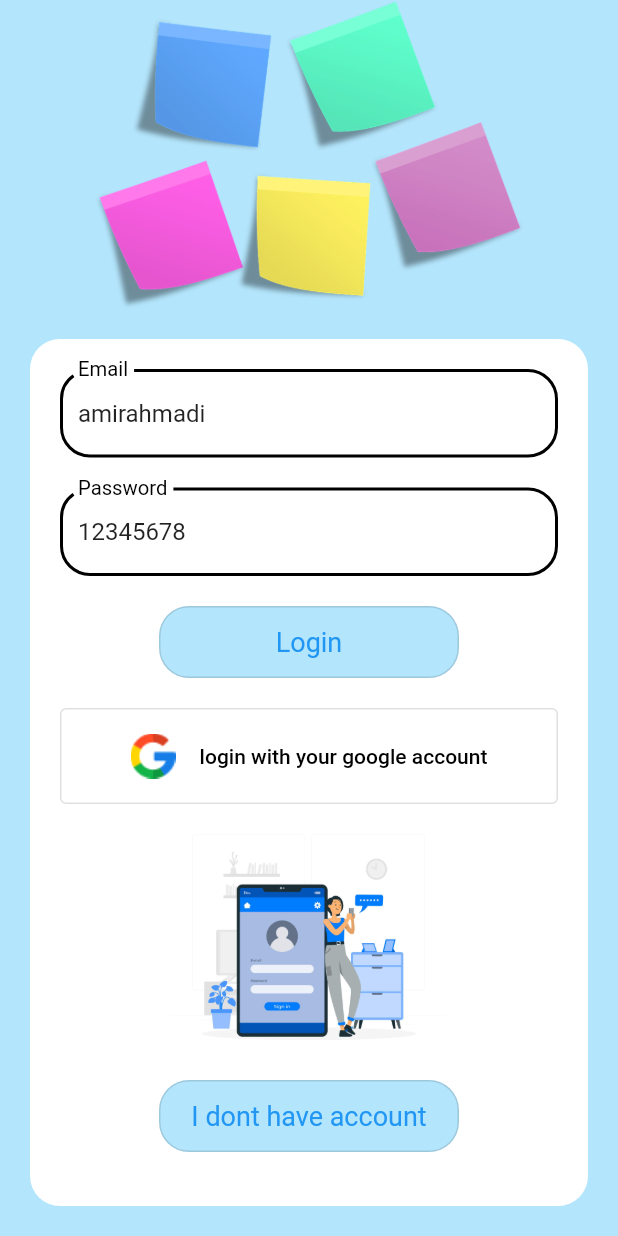
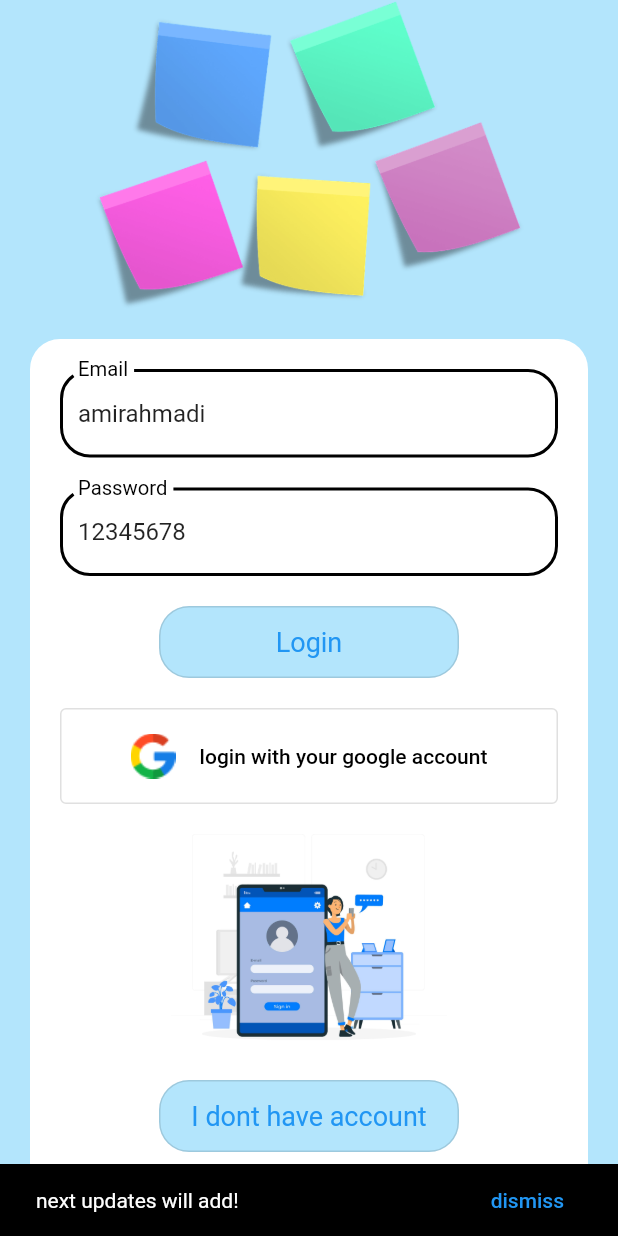
Before and after one commit to AmirmahdiNourkazemi/note-application-serverMode, a Flutter app: the screen it shows after launch, after a tap on "login with your google account", on a phone screen of 412 x 824 dp. Run offline on Flutter 3.47's test engine with Material 2 defaults, Android fonts, the phone set to English and light mode, and no system bars; Roboto replaces fonts that are missing (IS, sb, sm).

Commit message:
add snackbar for google login #3

```diff
--- a/lib/screen/login_screen.dart
+++ b/lib/screen/login_screen.dart
@@ -1,9 +1,15 @@
 import 'package:flutter/material.dart';
 
-class LoginScreen extends StatelessWidget {
+class LoginScreen extends StatefulWidget {
   LoginScreen({super.key});
 
+  @override
+  State<LoginScreen> createState() => _LoginScreenState();
+}
+
+class _LoginScreenState extends State<LoginScreen> {
   final _usernameTextController = TextEditingController(text: 'amirahmadi');
+
   final _passwordTextController = TextEditingController(text: '12345678');
 
   @override
@@ -13,7 +19,30 @@ class LoginScreen extends StatelessWidget {
       home: Scaffold(
         resizeToAvoidBottomInset: false,
         backgroundColor: Colors.lightBlue[100],
-        body: SafeArea(
+        body: getLogin(
+          usernameTextController: _usernameTextController,
+          passwordTextController: _passwordTextController,
+        ),
+      ),
+    );
+  }
+}
+
+class getLogin extends StatelessWidget {
+  const getLogin({
+    Key? key,
+    required TextEditingController usernameTextController,
+    required TextEditingController passwordTextController,
+  })  : _usernameTextController = usernameTextController,
+        _passwordTextController = passwordTextController,
+        super(key: key);
+
+  final TextEditingController _usernameTextController;
+  final TextEditingController _passwordTextController;
+
+  @override
+  Widget build(BuildContext context) {
+    return SafeArea(
       child: Column(
         children: [
           Expanded(
@@ -36,22 +65,18 @@ class LoginScreen extends StatelessWidget {
                     decoration: InputDecoration(
                       labelText: 'Email',
                       labelStyle: TextStyle(
-                              fontFamily: 'sm',
-                              fontSize: 18,
-                              color: Colors.black),
+                          fontFamily: 'sm', fontSize: 18, color: Colors.black),
                       enabledBorder: OutlineInputBorder(
                         borderRadius: BorderRadius.all(
                           Radius.circular(20),
                         ),
-                            borderSide:
-                                BorderSide(color: Colors.black, width: 2),
+                        borderSide: BorderSide(color: Colors.black, width: 2),
                       ),
                       focusedBorder: OutlineInputBorder(
                         borderRadius: BorderRadius.all(
                           Radius.circular(20),
                         ),
-                            borderSide:
-                                BorderSide(color: Colors.blue, width: 2),
+                        borderSide: BorderSide(color: Colors.blue, width: 2),
                       ),
                     ),
                   ),
@@ -63,22 +88,18 @@ class LoginScreen extends StatelessWidget {
                     decoration: InputDecoration(
                       labelText: 'Password',
                       labelStyle: TextStyle(
-                              fontFamily: 'sm',
-                              fontSize: 18,
-                              color: Colors.black),
+                          fontFamily: 'sm', fontSize: 18, color: Colors.black),
                       enabledBorder: OutlineInputBorder(
                         borderRadius: BorderRadius.all(
                           Radius.circular(20),
                         ),
-                            borderSide:
-                                BorderSide(color: Colors.black, width: 2),
+                        borderSide: BorderSide(color: Colors.black, width: 2),
                       ),
                       focusedBorder: OutlineInputBorder(
                         borderRadius: BorderRadius.all(
                           Radius.circular(20),
                         ),
-                            borderSide:
-                                BorderSide(color: Colors.blue, width: 2),
+                        borderSide: BorderSide(color: Colors.blue, width: 2),
                       ),
                     ),
                   ),
@@ -88,23 +109,35 @@ class LoginScreen extends StatelessWidget {
                   OutlinedButton(
                     style: ElevatedButton.styleFrom(
                       primary: Colors.lightBlue[100],
-                            textStyle:
-                                TextStyle(fontFamily: 'sb', fontSize: 18),
+                      textStyle: TextStyle(fontFamily: 'sb', fontSize: 18),
                       minimumSize: Size(200, 48),
                       shape: RoundedRectangleBorder(
-                                borderRadius: BorderRadius.circular(20))),
+                        borderRadius: BorderRadius.circular(20),
+                      ),
+                    ),
                     onPressed: () {
                       print('object');
                     },
-                        child: Text('Login'),
+                    child: Text(
+                      'Login',
+                    ),
                   ),
                   SizedBox(
                     height: 20,
                   ),
                   OutlinedButton(
-                        style: OutlinedButton.styleFrom(
-                            minimumSize: Size(342, 64)),
+                    style: OutlinedButton.styleFrom(minimumSize: Size(342, 64)),
+                    onPressed: () {
+                      final snackBar = SnackBar(
+                        content: const Text('next updates will add!'),
+                        backgroundColor: (Colors.black),
+                        action: SnackBarAction(
+                          label: 'dismiss',
                           onPressed: () {},
+                        ),
+                      );
+                      ScaffoldMessenger.of(context).showSnackBar(snackBar);
+                    },
                     child: Row(
                       mainAxisAlignment: MainAxisAlignment.center,
                       children: [
@@ -114,22 +147,20 @@ class LoginScreen extends StatelessWidget {
                         ),
                         Text(
                           'login with your google account',
-                              style: TextStyle(
-                                  fontFamily: 'IS', color: Colors.black),
+                          style:
+                              TextStyle(fontFamily: 'IS', color: Colors.black),
                         ),
                       ],
                     ),
                   ),
                   SizedBox(
                     height: 184,
-                        child:
-                            Image.asset('assets/images/login_ilustratiuon.jpg'),
+                    child: Image.asset('assets/images/login_ilustratiuon.jpg'),
                   ),
                   OutlinedButton(
                     style: ElevatedButton.styleFrom(
                         primary: Colors.lightBlue[100],
-                            textStyle:
-                                TextStyle(fontFamily: 'sb', fontSize: 18),
+                        textStyle: TextStyle(fontFamily: 'sb', fontSize: 18),
                         minimumSize: Size(200, 48),
                         shape: RoundedRectangleBorder(
                             borderRadius: BorderRadius.circular(20))),
@@ -144,8 +175,6 @@ class LoginScreen extends StatelessWidget {
           ),
         ],
       ),
-        ),
-      ),
     );
   }
 }
```
Lines whose indentation alone changed are shown as unchanged.
